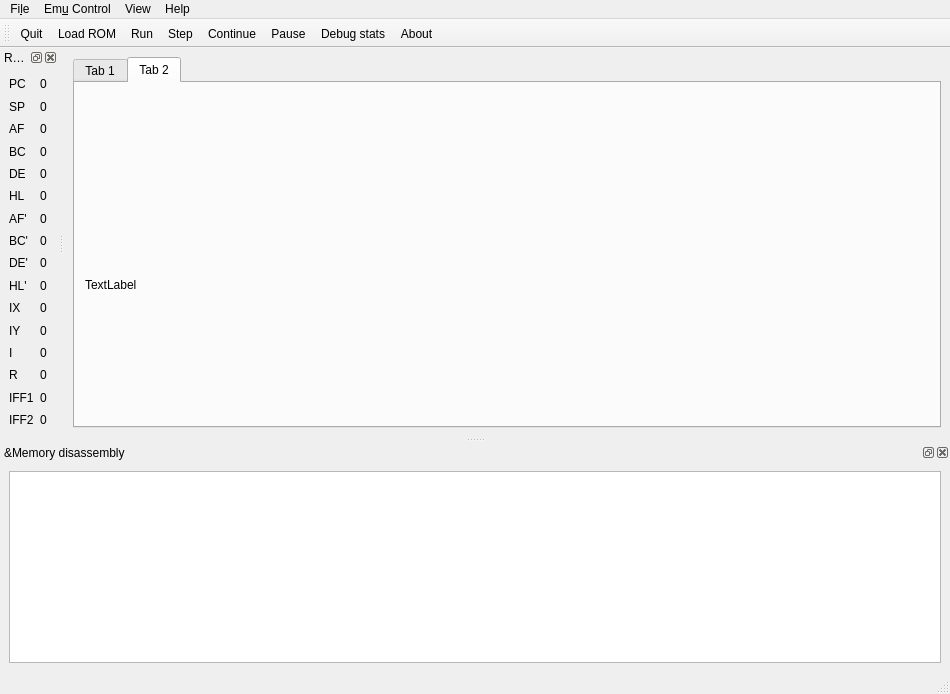
Qt form ui/main_window.ui (electrified/cpuqt) before a commit.
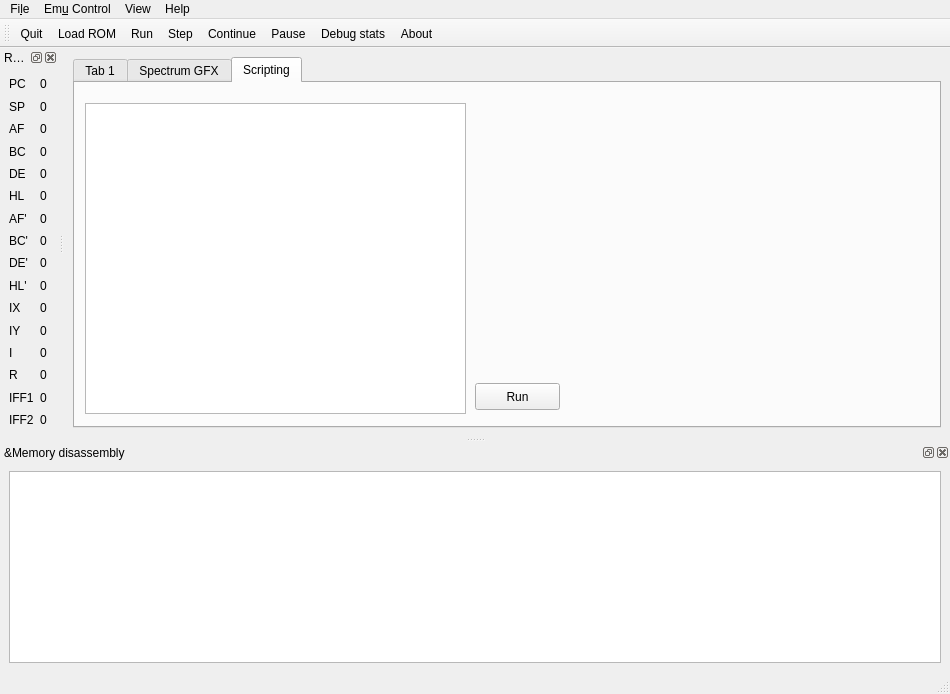
The same form after that commit. Icons and pictures are not drawn.

The edit to the form file:
```diff
--- a/ui/main_window.ui
+++ b/ui/main_window.ui
@@ -22,7 +22,7 @@
     <item row="0" column="0">
      <widget class="QTabWidget" name="tabWidget">
       <property name="currentIndex">
-       <number>1</number>
+       <number>2</number>
       </property>
       <widget class="QWidget" name="tab">
        <attribute name="title">
@@ -41,7 +41,7 @@
       </widget>
       <widget class="QWidget" name="tab_2">
        <attribute name="title">
-        <string>Tab 2</string>
+        <string>Spectrum GFX</string>
        </attribute>
        <widget class="QLabel" name="gfxLabel">
         <property name="geometry">
@@ -57,6 +57,34 @@
         </property>
        </widget>
       </widget>
+      <widget class="QWidget" name="tab_3">
+       <attribute name="title">
+        <string>Scripting</string>
+       </attribute>
+       <widget class="QPushButton" name="runScriptButton">
+        <property name="geometry">
+         <rect>
+          <x>400</x>
+          <y>300</y>
+          <width>85</width>
+          <height>27</height>
+         </rect>
+        </property>
+        <property name="text">
+         <string>Run</string>
+        </property>
+       </widget>
+       <widget class="QPlainTextEdit" name="scriptEdit">
+        <property name="geometry">
+         <rect>
+          <x>10</x>
+          <y>20</y>
+          <width>381</width>
+          <height>311</height>
+         </rect>
+        </property>
+       </widget>
+      </widget>
      </widget>
     </item>
    </layout>
```
Left out of the diff: 21 changed lines with no effect on the pictures.
